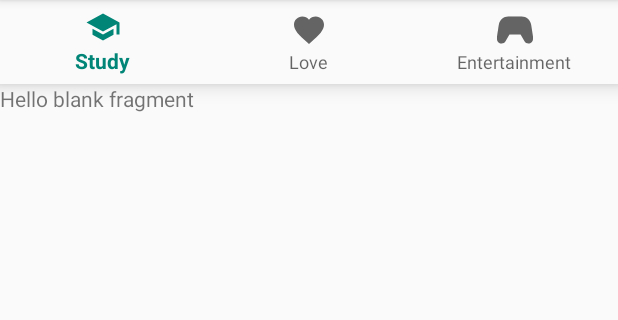
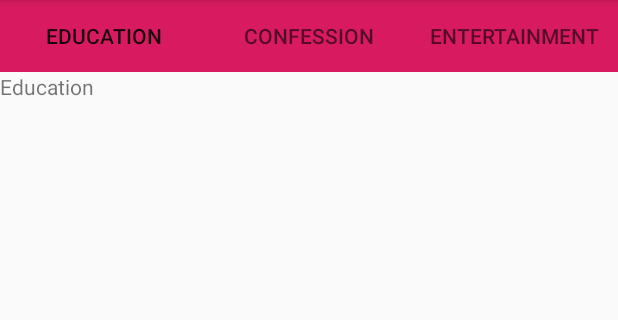
Before and after one commit to Phatnguyen27/TNPBlog, an Android app: the fragment BlogFragment shown on its own in the app's theme, on a phone screen of 412 x 824 dp, the part 84-404 px from its top. Run offline under Robolectric (Android 15) with nearby library versions, the phone set to English and light mode, and no system bars.

Commit message:
complete viewpaper blog

```diff
--- a/app/src/main/AndroidManifest.xml
+++ b/app/src/main/AndroidManifest.xml
@@ -1,7 +1,9 @@
 <?xml version="1.0" encoding="utf-8"?>
 <manifest xmlns:android="http://schemas.android.com/apk/res/android"
     package="com.trucandphat.tnpblog">
+
     <uses-permission android:name="android.permission.INTERNET" />
+
     <application
         android:allowBackup="true"
         android:icon="@mipmap/ic_launcher"
@@ -12,14 +14,14 @@
         <activity android:name=".LoginActivity">
             <intent-filter>
                 <action android:name="android.intent.action.MAIN" />
+
                 <category android:name="android.intent.category.LAUNCHER" />
             </intent-filter>
         </activity>
         <activity
             android:name=".MainActivity"
             android:label="@string/app_name"
-            android:theme="@style/AppTheme.NoActionBar">
-        </activity>
+            android:theme="@style/AppTheme.NoActionBar"></activity>
     </application>
 
 </manifest>
--- a/app/src/main/java/com/trucandphat/tnpblog/ui/blog/BlogFragment.java
+++ b/app/src/main/java/com/trucandphat/tnpblog/ui/blog/BlogFragment.java
@@ -9,61 +9,26 @@ import android.view.ViewGroup;
 import androidx.annotation.NonNull;
 import androidx.fragment.app.Fragment;
 import androidx.fragment.app.FragmentManager;
+import androidx.fragment.app.ListFragment;
+import androidx.viewpager.widget.ViewPager;
 
 import com.google.android.material.bottomnavigation.BottomNavigationView;
+import com.google.android.material.tabs.TabLayout;
 import com.trucandphat.tnpblog.R;
 
+import java.util.List;
+
 public class BlogFragment extends Fragment {
-
-
+    private ViewPager mViewPager;
+    private TabLayout tabLayout;
     public View onCreateView(@NonNull LayoutInflater inflater,
                              ViewGroup container, Bundle savedInstanceState) {
         View root = inflater.inflate(R.layout.fragment_blogs, container, false);
-        BottomNavigationView bottomNav = root.findViewById(R.id.top_navigation);
-        bottomNav.setOnNavigationItemSelectedListener(navListner);
-        getFragmentManager().beginTransaction().replace(R.id.blog_fragment_container, new EducationBlogFragment()).commit();
+        tabLayout = root.findViewById(R.id.tabLayoutId);
+        mViewPager = root.findViewById(R.id.vp_blog);
+        FragmentManager fragmentManager = getActivity().getSupportFragmentManager();
+        mViewPager.setAdapter(new BlogPageAdapter(fragmentManager));
+        tabLayout.setupWithViewPager(mViewPager);
         return root;
     }
-    private BottomNavigationView.OnNavigationItemSelectedListener navListner =
-            new BottomNavigationView.OnNavigationItemSelectedListener() {
-                @Override
-                public boolean onNavigationItemSelected(@NonNull MenuItem menuItem) {
-                    FragmentManager t = getFragmentManager();
-                    String fragTag="";
-                    Fragment selectedFragment = null;
-                    if(t.findFragmentByTag("Education") != null){
-                        //if the other fragment is visible, hide it.
-                        t.beginTransaction().hide(t.findFragmentByTag("Education")).commit();
-                    }
-                    if(t.findFragmentByTag("Confession") != null){
-                        //if the other fragment is visible, hide it.
-                        t.beginTransaction().hide(t.findFragmentByTag("Confession")).commit();
-                    }
-                    if(t.findFragmentByTag("Entertainment") != null){
-                        //if the other fragment is visible, hide it.
-                        t.beginTransaction().hide(t.findFragmentByTag("Entertainment")).commit();
-                    }
-
-                    switch (menuItem.getItemId()){
-                        case R.id.nav_study:
-                            selectedFragment = new EducationBlogFragment();
-                            fragTag="Education";
-                            break;
-                        case R.id.nav_love:
-                            selectedFragment = new ConfessionBlogFragment();
-                            fragTag="Confession";
-                            break;
-                        case R.id.nav_entertainment:
-                            selectedFragment = new EntertainmentBlogFragment();
-                            fragTag="Entertainment";
-                            break;
-                    }
-
-                    if(getFragmentManager().findFragmentByTag(fragTag)!=null)
-                        t.beginTransaction().show(getFragmentManager().findFragmentByTag(fragTag)).commit();
-                    else
-                        t.beginTransaction().add(R.id.blog_fragment_container, selectedFragment,fragTag).addToBackStack(null).commit();
-                    return true;
-                }
-            };
 }
--- a/app/src/main/java/com/trucandphat/tnpblog/ui/blog/ConfessionBlogFragment.java
+++ b/app/src/main/java/com/trucandphat/tnpblog/ui/blog/ConfessionBlogFragment.java
@@ -10,14 +10,18 @@ import androidx.fragment.app.Fragment;
 import android.view.LayoutInflater;
 import android.view.View;
 import android.view.ViewGroup;
+import android.widget.TextView;
 
 import com.trucandphat.tnpblog.R;
 
 
 public class ConfessionBlogFragment extends Fragment {
+    private TextView tv;
     public View onCreateView(@NonNull LayoutInflater inflater,
                              ViewGroup container, Bundle savedInstanceState) {
         View root = inflater.inflate(R.layout.fragment_confession_blog, container, false);
+        tv = root.findViewById(R.id.tv_confession);
+        tv.setText("Confession");
         return root;
     }
 }
--- a/app/src/main/java/com/trucandphat/tnpblog/ui/blog/EducationBlogFragment.java
+++ b/app/src/main/java/com/trucandphat/tnpblog/ui/blog/EducationBlogFragment.java
@@ -10,13 +10,17 @@ import androidx.fragment.app.Fragment;
 import android.view.LayoutInflater;
 import android.view.View;
 import android.view.ViewGroup;
+import android.widget.TextView;
 
 import com.trucandphat.tnpblog.R;
 
 public class EducationBlogFragment extends Fragment {
+    private TextView tv;
     public View onCreateView(@NonNull LayoutInflater inflater,
                              ViewGroup container, Bundle savedInstanceState) {
         View root = inflater.inflate(R.layout.fragment_education_blog, container, false);
+        tv = root.findViewById(R.id.tv_education);
+        tv.setText("Education");
         return root;
     }
 }
--- a/app/src/main/java/com/trucandphat/tnpblog/ui/blog/EntertainmentBlogFragment.java
+++ b/app/src/main/java/com/trucandphat/tnpblog/ui/blog/EntertainmentBlogFragment.java
@@ -10,13 +10,17 @@ import androidx.fragment.app.Fragment;
 import android.view.LayoutInflater;
 import android.view.View;
 import android.view.ViewGroup;
+import android.widget.TextView;
 
 import com.trucandphat.tnpblog.R;
 
 public class EntertainmentBlogFragment extends Fragment {
+    private TextView tv;
     public View onCreateView(@NonNull LayoutInflater inflater,
                              ViewGroup container, Bundle savedInstanceState) {
         View root = inflater.inflate(R.layout.fragment_entertainment_blog, container, false);
+        tv = root.findViewById(R.id.tv_entertainment);
+        tv.setText("Entertaiment");
         return root;
     }
 }
--- a/app/src/main/res/layout/fragment_blogs.xml
+++ b/app/src/main/res/layout/fragment_blogs.xml
@@ -1,19 +1,18 @@
 <?xml version="1.0" encoding="utf-8"?>
-<RelativeLayout xmlns:android="http://schemas.android.com/apk/res/android"
+<LinearLayout xmlns:android="http://schemas.android.com/apk/res/android"
     xmlns:app="http://schemas.android.com/apk/res-auto"
     android:layout_width="match_parent"
+    android:orientation="vertical"
     android:layout_height="match_parent">
-    <FrameLayout
-        android:id="@+id/blog_fragment_container"
+    <com.google.android.material.tabs.TabLayout
+        android:background="@color/colorAccent"
+        android:id="@+id/tabLayoutId"
         android:layout_width="match_parent"
-        android:layout_height="match_parent"
-        android:layout_below="@+id/top_navigation"></FrameLayout>
-    <com.google.android.material.bottomnavigation.BottomNavigationView
+        android:layout_height="wrap_content">
+    </com.google.android.material.tabs.TabLayout>
+    <androidx.viewpager.widget.ViewPager
+        android:id="@+id/vp_blog"
         android:layout_width="match_parent"
-        android:layout_height="wrap_content"
-        android:layout_alignParentTop="true"
-        android:background="?android:attr/windowBackground"
-        android:id="@+id/top_navigation"
-        app:menu="@menu/top_navigation">
-    </com.google.android.material.bottomnavigation.BottomNavigationView>
-</RelativeLayout>
+        android:layout_height="match_parent">
+    </androidx.viewpager.widget.ViewPager>
+</LinearLayout>
--- a/app/src/main/res/layout/fragment_confession_blog.xml
+++ b/app/src/main/res/layout/fragment_confession_blog.xml
@@ -7,6 +7,7 @@
 
     <!-- TODO: Update blank fragment layout -->
     <TextView
+        android:id="@+id/tv_confession"
         android:layout_width="match_parent"
         android:layout_height="match_parent"
         android:text="@string/hello_blank_fragment" />
--- a/app/src/main/res/layout/fragment_education_blog.xml
+++ b/app/src/main/res/layout/fragment_education_blog.xml
@@ -7,6 +7,7 @@
 
     <!-- TODO: Update blank fragment layout -->
     <TextView
+        android:id="@+id/tv_education"
         android:layout_width="match_parent"
         android:layout_height="match_parent"
         android:text="@string/hello_blank_fragment" />
--- a/app/src/main/res/layout/fragment_entertainment_blog.xml
+++ b/app/src/main/res/layout/fragment_entertainment_blog.xml
@@ -7,6 +7,7 @@
 
     <!-- TODO: Update blank fragment layout -->
     <TextView
+        android:id="@+id/tv_entertainment"
         android:layout_width="match_parent"
         android:layout_height="match_parent"
         android:text="@string/hello_blank_fragment" />
```
Also changed, not shown: app/src/main/java/com/trucandphat/tnpblog/ui/blog/BlogPageAdapter.java (+11 -10 lines).
